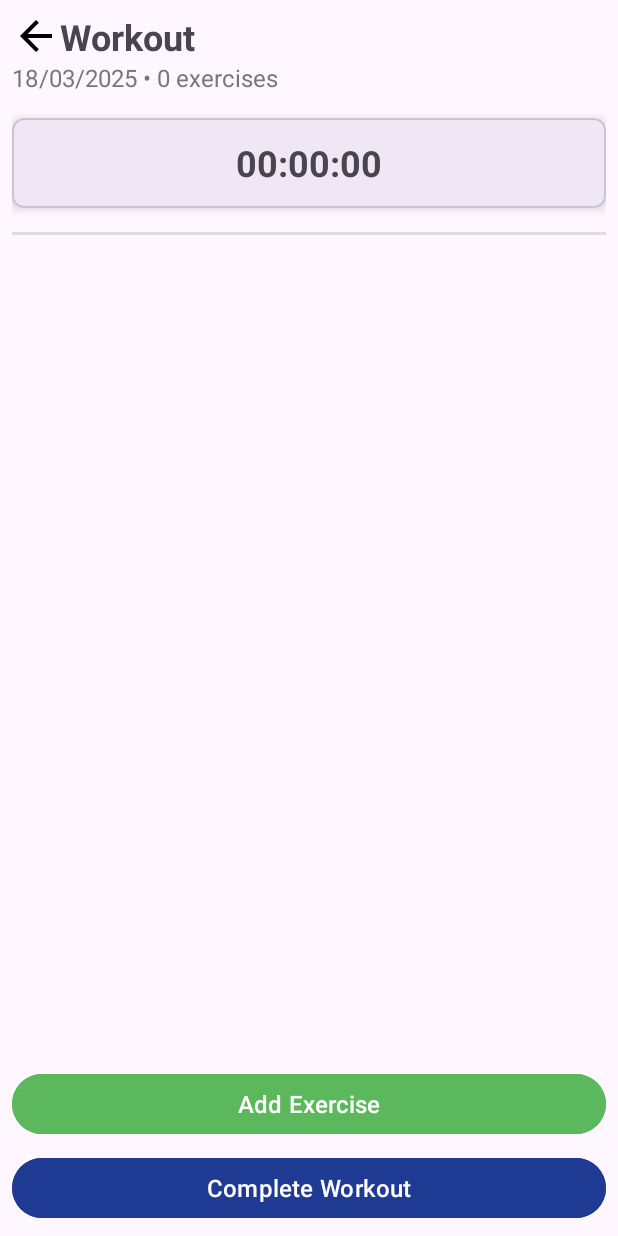
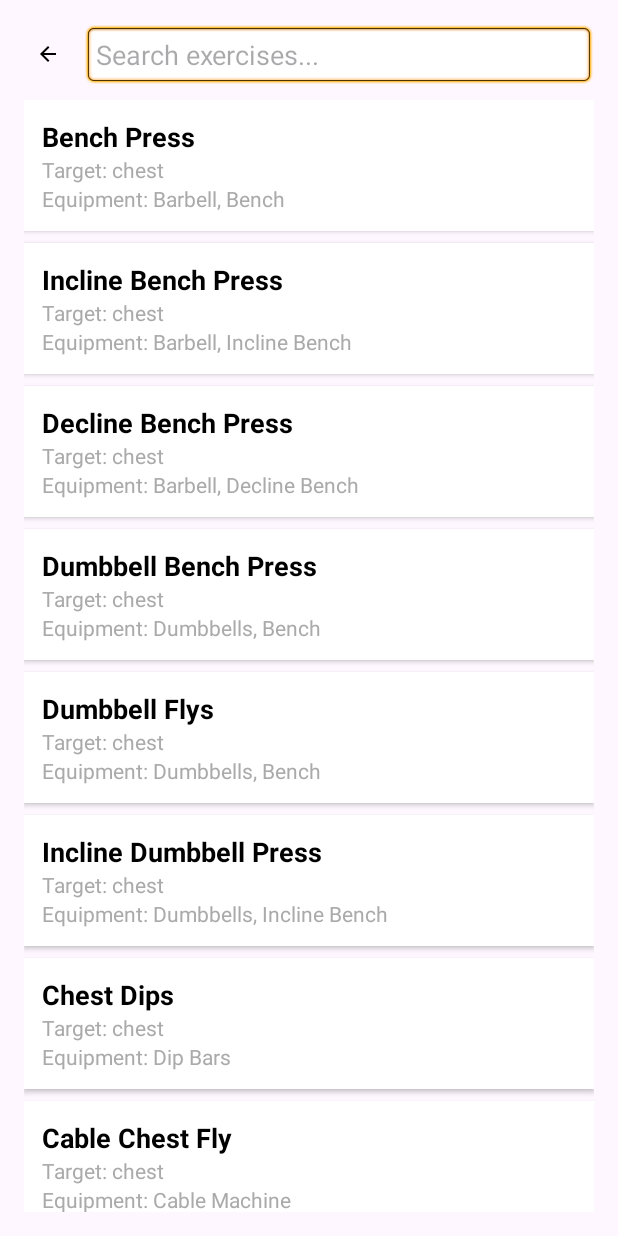
Before and after one commit to harrycunningham04/MuscleMetricApp, an Android app: the WorkoutActivity screen opened directly, with no data from a screen before it, after a tap on "Add Exercise", on a phone screen of 412 x 824 dp. Run offline under Robolectric (Android 15) with nearby library versions, the phone set to English and light mode, and no system bars.

Commit message:
data change

```diff
--- a/app/src/main/AndroidManifest.xml
+++ b/app/src/main/AndroidManifest.xml
@@ -24,6 +24,7 @@
 
         <activity android:name=".HomePage" android:exported="false" />
         <activity android:name=".WorkoutActivity" android:exported="false" />
+        <activity android:name=".ExerciseSearchActivity" android:exported="false" />
 
     </application>
 
--- a/app/src/main/java/com/cunninghamharry/loginactivity/ExerciseSearchActivity.kt
+++ b/app/src/main/java/com/cunninghamharry/loginactivity/ExerciseSearchActivity.kt
@@ -3,18 +3,51 @@ package com.cunninghamharry.loginactivity
 import android.app.Activity
 import android.content.Intent
 import android.os.Bundle
+import android.os.Parcel
+import android.os.Parcelable
 import android.text.Editable
 import android.text.TextWatcher
 import android.widget.EditText
+import android.widget.ImageView
 import androidx.appcompat.app.AppCompatActivity
 import androidx.recyclerview.widget.LinearLayoutManager
 import androidx.recyclerview.widget.RecyclerView
+import org.json.JSONArray
+import java.io.BufferedReader
+import java.io.InputStreamReader
+
+
+data class ExerciseNew(    val id: String,
+                        val name: String,
+                        val bodyPart: String,
+                        val equipment: String) : Parcelable {
+    constructor(parcel: Parcel) : this(
+        parcel.readString() ?: "",
+        parcel.readString() ?: "",
+        parcel.readString() ?: "",
+        parcel.readString() ?: ""
+    )
+
+    override fun writeToParcel(parcel: Parcel, flags: Int) {
+        parcel.writeString(id)
+        parcel.writeString(name)
+        parcel.writeString(bodyPart)
+        parcel.writeString(equipment)
+    }
+
+    override fun describeContents(): Int = 0
+
+    companion object CREATOR : Parcelable.Creator<ExerciseNew> {
+        override fun createFromParcel(parcel: Parcel): ExerciseNew = ExerciseNew(parcel)
+        override fun newArray(size: Int): Array<ExerciseNew?> = arrayOfNulls(size)
+    }
+}
 
 class ExerciseSearchActivity : AppCompatActivity() {
 
-    private lateinit var exerciseAdapter: ExerciseAdapter
-    private val allExercises = mutableListOf<Exercise>() // Load from file
-    private val filteredExercises = mutableListOf<Exercise>()
+    private lateinit var exerciseAdapter: ExerciseSearchAdapter
+    private val allExercises = mutableListOf<ExerciseNew>() // Load from JSON
+    private val filteredExercises = mutableListOf<ExerciseNew>()
 
     override fun onCreate(savedInstanceState: Bundle?) {
         super.onCreate(savedInstanceState)
@@ -23,10 +56,15 @@ class ExerciseSearchActivity : AppCompatActivity() {
         val searchInput = findViewById<EditText>(R.id.searchInput)
         val recyclerView = findViewById<RecyclerView>(R.id.exerciseRecyclerView)
 
-        // Load exercises from file (Replace with actual loading logic)
+        val backButton = findViewById<ImageView>(R.id.backButton)
+        backButton.setOnClickListener {
+            finish()
+        }
+
+        // Load exercises from JSON file
         loadExercises()
 
-        exerciseAdapter = ExerciseAdapter(filteredExercises) { selectedExercise ->
+        exerciseAdapter = ExerciseSearchAdapter(filteredExercises) { selectedExercise ->
             val resultIntent = Intent()
             resultIntent.putExtra("selected_exercise", selectedExercise)
             setResult(Activity.RESULT_OK, resultIntent)
@@ -48,12 +86,27 @@ class ExerciseSearchActivity : AppCompatActivity() {
     }
 
     private fun loadExercises() {
-        // Replace with your logic to load exercises from a file
-        allExercises.add(Exercise("Bench Press", "Chest"))
-        allExercises.add(Exercise("Squat", "Legs"))
-        allExercises.add(Exercise("Deadlift", "Back"))
+        try {
+            val inputStream = assets.open("exercises.json")
+            val reader = BufferedReader(InputStreamReader(inputStream))
+            val jsonString = reader.use { it.readText() }
 
-        filteredExercises.addAll(allExercises)
+            val jsonArray = JSONArray(jsonString)
+            for (i in 0 until jsonArray.length()) {
+                val jsonObject = jsonArray.getJSONObject(i)
+                val exercise = ExerciseNew(
+                    id = jsonObject.getString("id"),
+                    name = jsonObject.getString("name"),
+                    bodyPart = jsonObject.getString("bodyPart"),
+                    equipment = jsonObject.getString("equipment")
+                )
+                allExercises.add(exercise)
+            }
+            filteredExercises.addAll(allExercises) // Initially show all exercises
+            exerciseAdapter.notifyDataSetChanged()
+        } catch (e: Exception) {
+            e.printStackTrace()
+        }
     }
 
     private fun filterExercises(query: String) {
--- /dev/null
+++ b/app/src/main/java/com/cunninghamharry/loginactivity/ExerciseSearchAdapter.kt
@@ -0,0 +1,39 @@
+package com.cunninghamharry.loginactivity
+
+import android.view.LayoutInflater
+import android.view.View
+import android.view.ViewGroup
+import android.widget.TextView
+import androidx.recyclerview.widget.RecyclerView
+
+class ExerciseSearchAdapter(
+    private val exercises: List<ExerciseNew>,
+    private val onItemClick: (ExerciseNew) -> Unit
+) : RecyclerView.Adapter<ExerciseSearchAdapter.ExerciseViewHolder>() {
+
+    inner class ExerciseViewHolder(view: View) : RecyclerView.ViewHolder(view) {
+        private val nameText: TextView = view.findViewById(R.id.exerciseName)
+        private val bodyPartText: TextView = view.findViewById(R.id.bodyPart)
+        private val equipmentText: TextView = view.findViewById(R.id.equipment)
+
+        fun bind(exercise: ExerciseNew) {
+            nameText.text = exercise.name
+            bodyPartText.text = "Target: ${exercise.bodyPart}"
+            equipmentText.text = "Equipment: ${exercise.equipment}"
+
+            itemView.setOnClickListener { onItemClick(exercise) }
+        }
+    }
+
+    override fun onCreateViewHolder(parent: ViewGroup, viewType: Int): ExerciseViewHolder {
+        val view = LayoutInflater.from(parent.context)
+            .inflate(R.layout.item_exercise_search, parent, false)
+        return ExerciseViewHolder(view)
+    }
+
+    override fun onBindViewHolder(holder: ExerciseViewHolder, position: Int) {
+        holder.bind(exercises[position])
+    }
+
+    override fun getItemCount(): Int = exercises.size
+}
--- a/app/src/main/java/com/cunninghamharry/loginactivity/WorkoutActivity.kt
+++ b/app/src/main/java/com/cunninghamharry/loginactivity/WorkoutActivity.kt
@@ -15,6 +15,8 @@ import java.util.*
 private const val REQUEST_CODE = 1
 
 class WorkoutActivity : AppCompatActivity() {
+    private lateinit var exercises: ArrayList<Exercise>
+    private lateinit var recyclerView: RecyclerView
 
     override fun onCreate(savedInstanceState: Bundle?) {
         super.onCreate(savedInstanceState)
@@ -45,8 +47,11 @@ class WorkoutActivity : AppCompatActivity() {
         // Setup RecyclerView for exercises
         val recyclerView = findViewById<RecyclerView>(R.id.exerciseList)
         recyclerView.layoutManager = LinearLayoutManager(this)
-        recyclerView.adapter = ExerciseAdapter(exercises)
-        Log.d("WorkoutActivity", "Exercises received: $exercises")
+        recyclerView.adapter = ExerciseAdapter(
+            exercises
+        ) { selectedExercise ->
+            Log.d("WorkoutActivity", "Clicked on ${selectedExercise.name}")
+        }
 
         addExerciseButton.setOnClickListener {
             val intent = Intent(this, ExerciseSearchActivity::class.java)
@@ -62,11 +67,14 @@ class WorkoutActivity : AppCompatActivity() {
 
     override fun onActivityResult(requestCode: Int, resultCode: Int, data: Intent?) {
         super.onActivityResult(requestCode, resultCode, data)
-        if (requestCode == REQUEST_CODE && resultCode == Activity.RESULT_OK) {
-            val newExercise = data?.getParcelableExtra<Exercise>("selected_exercise")
-            newExercise?.let {
-                exercises.add(it)
-                recyclerView.adapter?.notifyDataSetChanged()
+        if (requestCode == REQUEST_CODE && resultCode == RESULT_OK) {
+            val newExerciseNew = data?.getParcelableExtra<ExerciseNew>("selected_exercise")
+            newExerciseNew?.let {
+                val convertedExercise = Exercise(
+                    name = it.name, sets = 1, reps = 8, weight = 0.0
+                )
+                exercises.add(convertedExercise)
+                findViewById<RecyclerView>(R.id.exerciseList).adapter?.notifyDataSetChanged()
             }
         }
     }
--- a/app/src/main/res/layout/activity_exercise_search.xml
+++ b/app/src/main/res/layout/activity_exercise_search.xml
@@ -2,13 +2,38 @@
     android:layout_width="match_parent"
     android:layout_height="match_parent"
     android:orientation="vertical"
-    android:padding="16dp">
+    android:padding="16dp"
+    android:fitsSystemWindows="true">
 
-    <EditText
-        android:id="@+id/searchInput"
+    <!-- Row for Back Button + Search Bar -->
+    <LinearLayout
         android:layout_width="match_parent"
         android:layout_height="wrap_content"
-        android:hint="Search exercises..." />
+        android:orientation="horizontal"
+        android:gravity="center_vertical">
+
+        <!-- Back Button -->
+        <ImageView
+            android:id="@+id/backButton"
+            android:layout_width="32dp"
+            android:layout_height="32dp"
+            android:src="@drawable/ic_arrow_back"
+        android:contentDescription="Back"
+        android:clickable="true"
+        android:focusable="true"
+        android:padding="8dp"
+        android:layout_marginEnd="8dp" />
+
+        <!-- Search Bar -->
+        <EditText
+            android:id="@+id/searchInput"
+            android:layout_width="0dp"
+            android:layout_height="wrap_content"
+            android:layout_weight="1"
+            android:hint="Search exercises..."
+            android:background="@android:drawable/editbox_background"
+            android:padding="8dp" />
+    </LinearLayout>
 
     <androidx.recyclerview.widget.RecyclerView
         android:id="@+id/exerciseRecyclerView"
--- /dev/null
+++ b/app/src/main/res/layout/item_exercise_search.xml
@@ -0,0 +1,31 @@
+<LinearLayout xmlns:android="http://schemas.android.com/apk/res/android"
+    android:layout_width="match_parent"
+    android:layout_height="wrap_content"
+    android:orientation="vertical"
+    android:padding="12dp"
+    android:background="@android:color/white"
+    android:layout_marginBottom="8dp"
+    android:elevation="2dp">
+
+    <TextView
+        android:id="@+id/exerciseName"
+        android:layout_width="wrap_content"
+        android:layout_height="wrap_content"
+        android:textSize="18sp"
+        android:textStyle="bold"
+        android:textColor="@android:color/black" />
+
+    <TextView
+        android:id="@+id/bodyPart"
+        android:layout_width="wrap_content"
+        android:layout_height="wrap_content"
+        android:textSize="14sp"
+        android:textColor="@android:color/darker_gray" />
+
+    <TextView
+        android:id="@+id/equipment"
+        android:layout_width="wrap_content"
+        android:layout_height="wrap_content"
+        android:textSize="14sp"
+        android:textColor="@android:color/darker_gray" />
+</LinearLayout>
```
